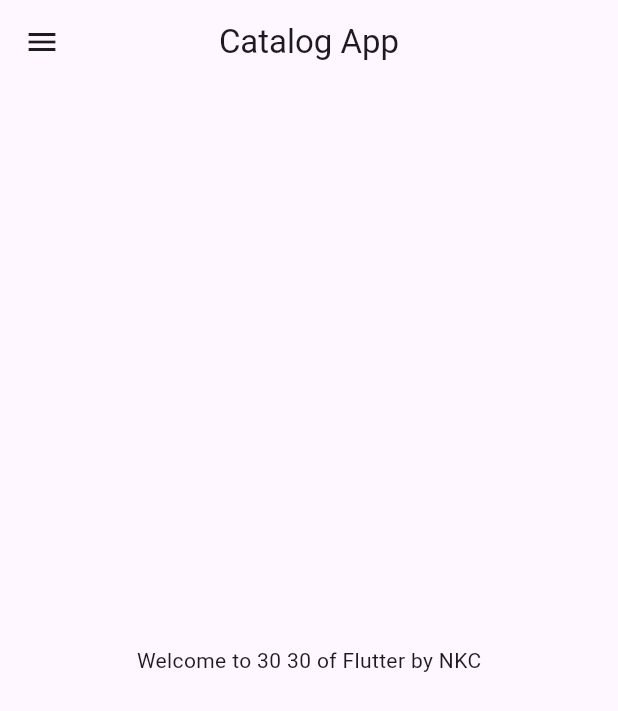
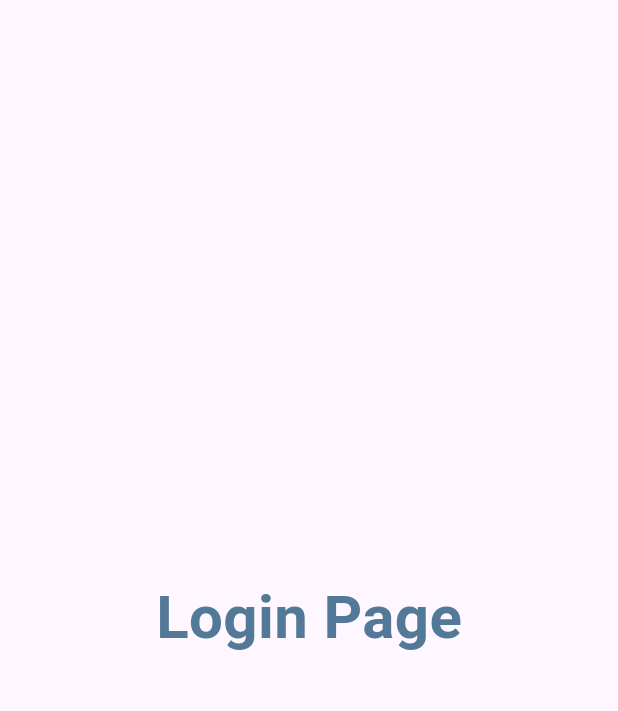
Before and after one commit to developer-nkchauhan/30_Days_of_Flutter, a Flutter app: the screen it shows after launch, on a phone screen of 412 x 824 dp. Shown: the top 711 px of the screen. Run offline on Flutter 3.47's test engine with Material 3 defaults, Android fonts, the phone set to English and light mode, and no system bars.

Commit message:
day3 completed

```diff
--- a/lib/main.dart
+++ b/lib/main.dart
@@ -1,5 +1,6 @@
 import 'package:flutter/material.dart';
-import 'package:flutter_catalog/home_page.dart';
+import 'package:flutter_catalog/pages/home_page.dart';
+import 'package:flutter_catalog/pages/login_page.dart';
 
 void main() {
   runApp(MyApp());
@@ -10,6 +11,15 @@ class MyApp extends StatelessWidget {
 
   @override
   Widget build(BuildContext context) {
-    return MaterialApp(home: HomePage());
+    return MaterialApp(
+      // home: HomePage(),
+      themeMode: ThemeMode.light,
+      theme: ThemeData(primarySwatch: Colors.deepPurple),
+      darkTheme: ThemeData(primarySwatch: Colors.deepPurple),
+      routes: {
+        "/login": (context) => HomePage(),
+        "/": (context) => LoginPage(),
+      },
+    );
   }
 }
--- a/lib/home_page.dart
+++ b/lib/pages/home_page.dart
@@ -14,7 +14,7 @@ class HomePage extends StatelessWidget {
       ),
       body: Center(
         child: Container(
-          child: Text("Welcome to 30 $days of Flutter by $name"),
+          child: Text("Welcome to $days of Flutter by $name"),
         ),
       ),
       drawer: Drawer(),
--- /dev/null
+++ b/lib/pages/login_page.dart
@@ -0,0 +1,21 @@
+import 'package:flutter/material.dart';
+
+class LoginPage extends StatelessWidget {
+  // const LoginPage({super.key});
+
+  @override
+  Widget build(BuildContext context) {
+    return const Material(
+      child: Center(
+        child: Text(
+          "Login Page",
+          style: TextStyle(
+              fontSize: 20,
+              color: Color.fromARGB(255, 82, 121, 151),
+              fontWeight: FontWeight.bold),
+          textScaler: TextScaler.linear(2.0),
+        ),
+      ),
+    );
+  }
+}
```
